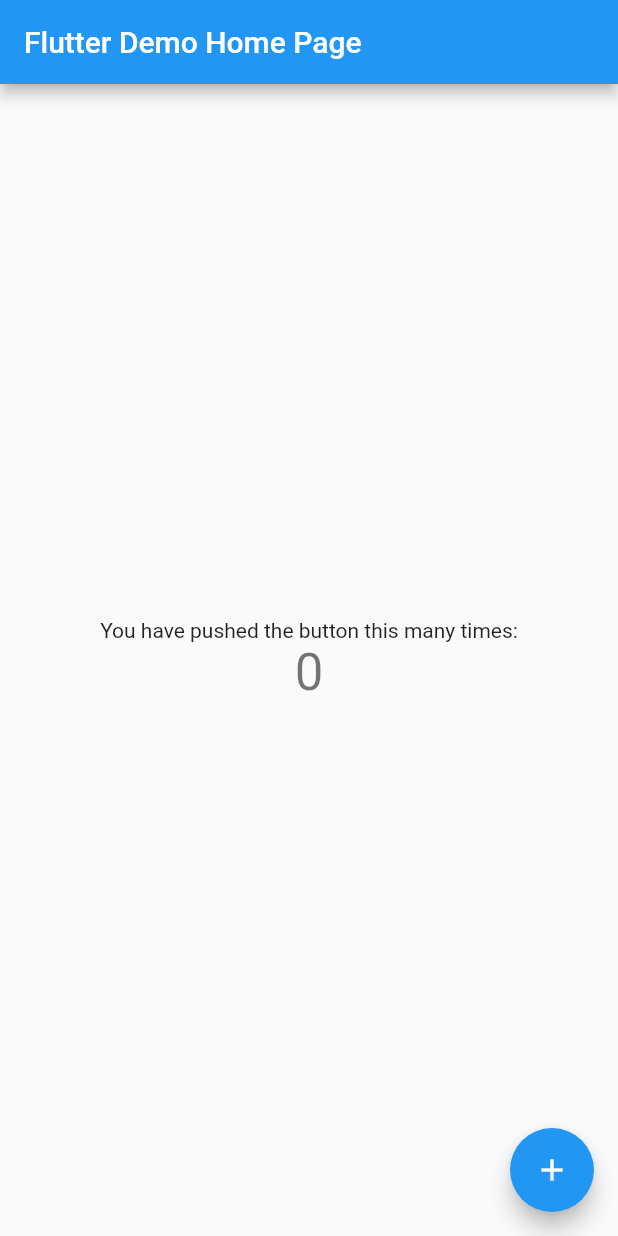
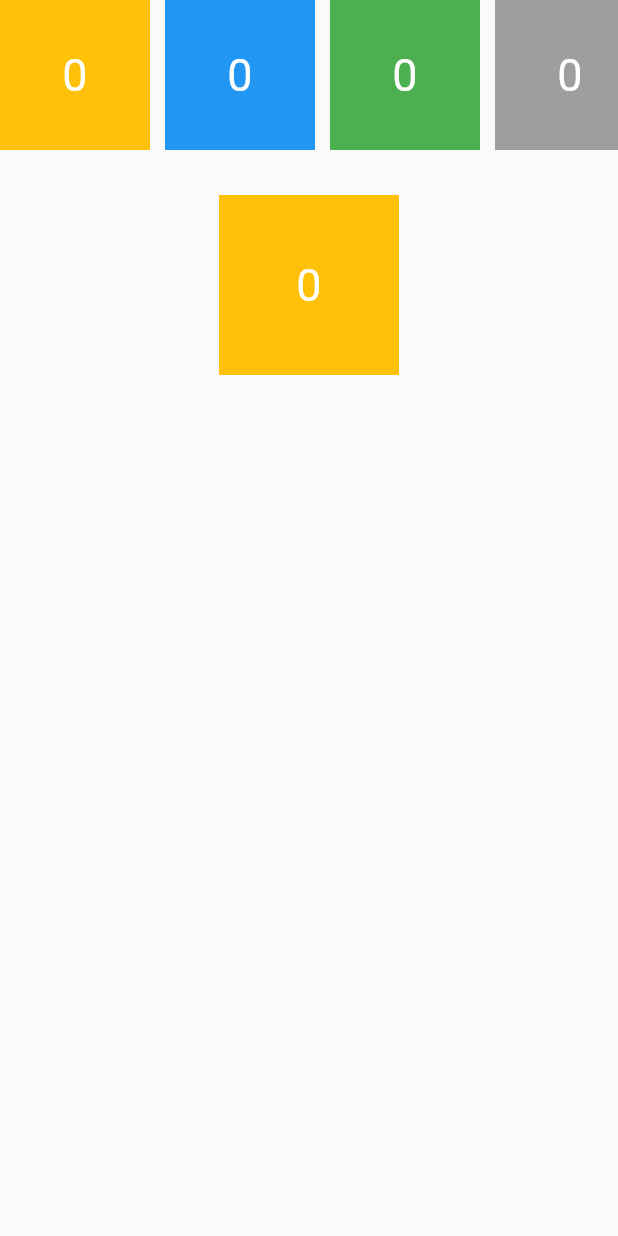
Before and after one commit to trunghieuvn/flutter-best-practices, a Flutter app: the screen it shows after launch, on a phone screen of 412 x 824 dp. Run offline on Flutter 3.47's test engine with Material 2 defaults, Android fonts, the phone set to English and light mode, and no system bars.

```diff
--- /dev/null
+++ b/lib/bloc/home_screen_bloc.dart
@@ -0,0 +1,75 @@
+import 'dart:async';
+import 'package:flutter/material.dart';
+import 'package:flutter_test_app/models/container_data.dart';
+
+enum HomeScreenState {
+  none,
+  loading,
+}
+
+class HomeScreenBloc {
+  //state
+  StreamController<HomeScreenState> _blocController;
+  HomeScreenState globalState = HomeScreenState.loading;
+  Stream<HomeScreenState> get itemStream => _blocController.stream;
+
+  StreamController<int> _containerController;
+  int currentSelectedIdx = 0;
+  Stream<int> get containerStream => _containerController.stream;
+
+  StreamController<int> _listContainerController;
+  Stream<int> get listContainerStream => _listContainerController.stream;
+
+  //data
+  List<ContainerData> containerDatas = [
+    ContainerData(0, Colors.amber),
+    ContainerData(0, Colors.blue),
+    ContainerData(0, Colors.green),
+    ContainerData(0, Colors.grey),
+    ContainerData(0, Colors.greenAccent),
+    ContainerData(0, Colors.redAccent),
+    ContainerData(0, Colors.pink),
+    ContainerData(0, Colors.pinkAccent),
+    ContainerData(0, Colors.purple),
+    ContainerData(0, Colors.purpleAccent),
+    ContainerData(0, Colors.deepOrange),
+  ];
+
+  HomeScreenBloc() {
+    _blocController = StreamController.broadcast();
+    _containerController = StreamController.broadcast();
+    _listContainerController = StreamController.broadcast();
+  }
+
+  void initData() {
+    Future.delayed(const Duration(seconds: 2)).then((_) {
+      changeHomeScreenState(HomeScreenState.none);
+    });
+  }
+
+  void changeHomeScreenState(HomeScreenState state) {
+    if (!_blocController.isClosed) {
+      globalState = state;
+      _blocController.sink.add(globalState);
+    }
+  }
+
+  void changeContainerState(int idx) {
+    if (!_containerController.isClosed) {
+      currentSelectedIdx = idx;
+      _containerController.sink.add(currentSelectedIdx);
+    }
+  }
+
+  void updateList(int idx) {
+    if (!_containerController.isClosed) {
+      _listContainerController.sink.add(idx);
+    }
+  }
+
+  void dispose() {
+    _blocController?.close();
+    _containerController?.close();
+    _listContainerController?.close();
+  }
+}
--- a/lib/main.dart
+++ b/lib/main.dart
@@ -1,4 +1,5 @@
 import 'package:flutter/material.dart';
+import 'screens/home_screen.dart';
 
 void main() => runApp(MyApp());
 
@@ -7,105 +8,11 @@
   @override
   Widget build(BuildContext context) {
     return MaterialApp(
-      title: 'Flutter Demo',
+      title: 'Flutter Test',
       theme: ThemeData(
-        // This is the theme of your application.
-        //
-        // Try running your application with "flutter run". You'll see the
-        // application has a blue toolbar. Then, without quitting the app, try
-        // changing the primarySwatch below to Colors.green and then invoke
-        // "hot reload" (press "r" in the console where you ran "flutter run",
-        // or simply save your changes to "hot reload" in a Flutter IDE).
-        // Notice that the counter didn't reset back to zero; the application
-        // is not restarted.
         primarySwatch: Colors.blue,
       ),
-      home: MyHomePage(title: 'Flutter Demo Home Page'),
+      home: HomeScreen(),
     );
   }
 }
-
-class MyHomePage extends StatefulWidget {
-  MyHomePage({Key key, this.title}) : super(key: key);
-
-  // This widget is the home page of your application. It is stateful, meaning
-  // that it has a State object (defined below) that contains fields that affect
-  // how it looks.
-
-  // This class is the configuration for the state. It holds the values (in this
-  // case the title) provided by the parent (in this case the App widget) and
-  // used by the build method of the State. Fields in a Widget subclass are
-  // always marked "final".
-
-  final String title;
-
-  @override
-  _MyHomePageState createState() => _MyHomePageState();
-}
-
-class _MyHomePageState extends State<MyHomePage> {
-  int _counter = 0;
-
-  void _incrementCounter() {
-    setState(() {
-      // This call to setState tells the Flutter framework that something has
-      // changed in this State, which causes it to rerun the build method below
-      // so that the display can reflect the updated values. If we changed
-      // _counter without calling setState(), then the build method would not be
-      // called again, and so nothing would appear to happen.
-      _counter++;
-    });
-  }
-
-  @override
-  Widget build(BuildContext context) {
-    // This method is rerun every time setState is called, for instance as done
-    // by the _incrementCounter method above.
-    //
-    // The Flutter framework has been optimized to make rerunning build methods
-    // fast, so that you can just rebuild anything that needs updating rather
-    // than having to individually change instances of widgets.
-    return Scaffold(
-      appBar: AppBar(
-        // Here we take the value from the MyHomePage object that was created by
-        // the App.build method, and use it to set our appbar title.
-        title: Text(widget.title),
-      ),
-      body: Center(
-        // Center is a layout widget. It takes a single child and positions it
-        // in the middle of the parent.
-        child: Column(
-          // Column is also a layout widget. It takes a list of children and
-          // arranges them vertically. By default, it sizes itself to fit its
-          // children horizontally, and tries to be as tall as its parent.
-          //
-          // Invoke "debug painting" (press "p" in the console, choose the
-          // "Toggle Debug Paint" action from the Flutter Inspector in Android
-          // Studio, or the "Toggle Debug Paint" command in Visual Studio Code)
-          // to see the wireframe for each widget.
-          //
-          // Column has various properties to control how it sizes itself and
-          // how it positions its children. Here we use mainAxisAlignment to
-          // center the children vertically; the main axis here is the vertical
-          // axis because Columns are vertical (the cross axis would be
-          // horizontal).
-          mainAxisAlignment: MainAxisAlignment.center,
-          children: <Widget>[
-            Text(
-              'You have pushed the button this many times:',
-            ),
-            Text(
-              '$_counter',
-              style: Theme.of(context).textTheme.display1,
-            ),
-          ],
-        ),
-      ),
-      floatingActionButton: FloatingActionButton(
-        onPressed: _incrementCounter,
-        tooltip: 'Increment',
-        child: Icon(Icons.add),
-      ), // This trailing comma makes auto-formatting nicer for build methods.
-    );
-  }
-}
--- /dev/null
+++ b/lib/models/container_data.dart
@@ -0,0 +1,12 @@
+
+import 'dart:ui';
+
+class ContainerData {
+  int clickedCount;
+  Color color;
+
+  ContainerData(
+    this.clickedCount,
+    this.color
+  );
+}
--- /dev/null
+++ b/lib/screens/home_screen.dart
@@ -0,0 +1,122 @@
+import 'package:flutter/material.dart';
+import 'package:flutter_test_app/bloc/home_screen_bloc.dart';
+import 'package:flutter_test_app/widgets/simple_button.dart';
+
+class HomeScreen extends StatefulWidget {
+  @override
+  _HomeScreenState createState() => _HomeScreenState();
+}
+
+class _HomeScreenState extends State<HomeScreen> {
+  HomeScreenBloc _bloc;
+
+  @override
+  void initState() {
+    _bloc = HomeScreenBloc();
+    super.initState();
+  }
+
+  @override
+  void dispose() {
+    _bloc?.dispose();
+    super.dispose();
+  }
+
+  @override
+  Widget build(BuildContext context) {
+    return SafeArea(
+      child: Scaffold(
+        body: StreamBuilder<HomeScreenState>(
+          stream: _bloc.itemStream,
+          initialData: _bloc.globalState,
+          builder: (context, snapshot) {
+            if (snapshot == null ||
+                snapshot.hasError ||
+                !snapshot.hasData ||
+                snapshot.data == HomeScreenState.loading) {
+              _bloc.initData();
+              return _buidLoading();
+            }
+
+            return _buildMainHome();
+          },
+        ),
+      ),
+    );
+  }
+
+  Widget _buidLoading() {
+    return Center(
+      child: Center(
+        child: CircularProgressIndicator(
+          valueColor:
+              AlwaysStoppedAnimation<Color>(Theme.of(context).primaryColor),
+        ),
+      ),
+    );
+  }
+
+  Widget _buildMainHome() {
+    return Column(
+      mainAxisAlignment: MainAxisAlignment.start,
+      crossAxisAlignment: CrossAxisAlignment.center,
+      children: <Widget>[
+        SingleChildScrollView(
+          scrollDirection: Axis.horizontal,
+          child: StreamBuilder<Object>(
+              stream: _bloc.listContainerStream,
+              initialData: _bloc.currentSelectedIdx,
+              builder: (context, snapshot) {
+                return Row(
+                  mainAxisAlignment: MainAxisAlignment.start,
+                  children: _bloc.containerDatas
+                      .asMap()
+                      .map((i, container) => MapEntry(
+                          i,
+                          Padding(
+                            padding: const EdgeInsets.only(right: 10),
+                            child: SimpleButton(
+                              height: 100,
+                              width: 100,
+                              bgColors: [container.color, container.color],
+                              borderRadius: 0,
+                              text: container.clickedCount.toString(),
+                              textStyle: const TextStyle(
+                                color: Colors.white,
+                                fontSize: 30,
+                              ),
+                              onPressed: () {
+                                _bloc.changeContainerState(i);
+                              },
+                            ),
+                          )))
+                      .values
+                      .toList(),
+                );
+              }),
+        ),
+        const SizedBox(
+          height: 30,
+        ),
+        StreamBuilder<int>(
+            stream: _bloc.containerStream,
+            initialData: _bloc.currentSelectedIdx,
+            builder: (context, snapshot) {
+              final containerData = _bloc.containerDatas[snapshot.data];
+              return SimpleButton(
+                height: 120,
+                width: 120,
+                bgColors: [containerData.color, containerData.color],
+                borderRadius: 0,
+                text: containerData.clickedCount.toString(),
+                textStyle: const TextStyle(color: Colors.white, fontSize: 30),
+                onPressed: () {
+                  containerData.clickedCount++;
+                  _bloc.updateList(_bloc.currentSelectedIdx);
+                },
+              );
+            }),
+      ],
+    );
+  }
+}
--- /dev/null
+++ b/lib/widgets/simple_button.dart
@@ -0,0 +1,50 @@
+import 'package:flutter/material.dart';
+
+class SimpleButton extends StatelessWidget {
+  final double height;
+  final double width;
+  final List<Color> bgColors;
+  final String text;
+  final TextStyle textStyle;
+  final Function onPressed;
+  final double borderRadius;
+
+  const SimpleButton({
+    Key key,
+    this.height,
+    this.width,
+    this.bgColors = const [Color(0xffb5f959), Color(0xff69ae08)],
+    this.text,
+    this.onPressed,
+    this.textStyle = const TextStyle(
+        color: Colors.white, fontSize: 16, fontWeight: FontWeight.bold),
+    this.borderRadius,
+  }) : super(key: key);
+
+  @override
+  Widget build(BuildContext context) {
+    return Container(
+      height: height,
+      width: width,
+      decoration: BoxDecoration(
+        borderRadius: BorderRadius.circular(borderRadius ?? height),
+        gradient: LinearGradient(
+          colors: bgColors,
+          begin: Alignment.topCenter,
+          end: Alignment.bottomCenter,
+        ),
+      ),
+      child: RawMaterialButton(
+        shape: RoundedRectangleBorder(
+          borderRadius: BorderRadius.circular(borderRadius ?? height),
+        ),
+        elevation: 0.0,
+        onPressed: onPressed,
+        child: Text(
+          text,
+          style: textStyle,
+        ),
+      ),
+    );
+  }
+}
--- a/pubspec.yaml
+++ b/pubspec.yaml
@@ -14,7 +14,7 @@
 version: 1.0.0+1
 
 environment:
-  sdk: ">=2.1.0 <3.0.0"
+  sdk: ">=2.7.0 <3.0.0"
 
 dependencies:
   flutter:
@@ -27,7 +27,7 @@
 dev_dependencies:
   flutter_test:
     sdk: flutter
-
+  pedantic: ^1.8.0 # Analysis
 
 # For information on the generic Dart part of this file, see the
 # following page: https://dart.dev/tools/pub/pubspec
```
Also changed, not shown: analysis_options.yaml (added, +121 -0 lines), 1 other file.
